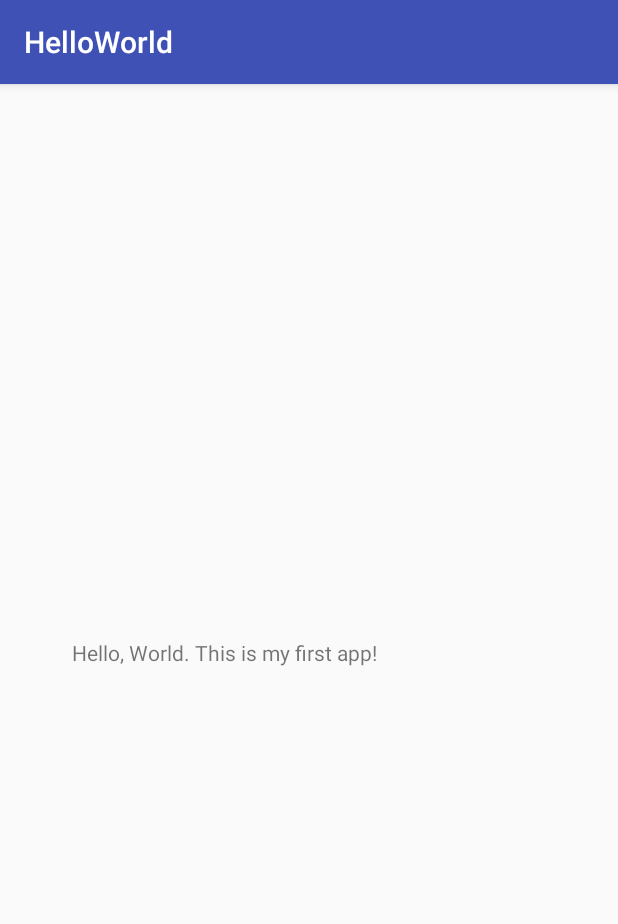
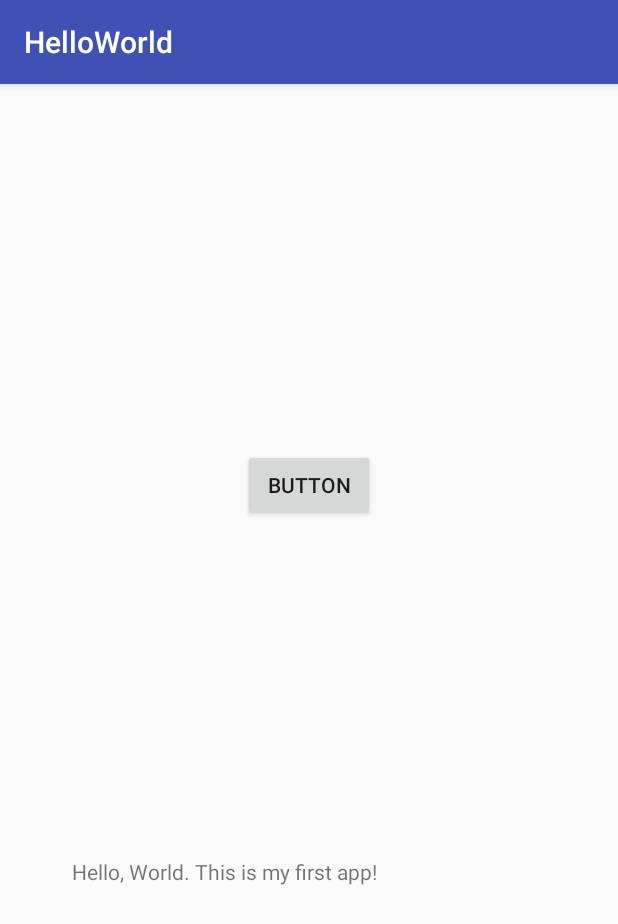
Before and after one commit to bellachip/HelloWorld2, an Android app: the screen it shows after launch (MainActivity), on a phone screen of 412 x 824 dp. Shown: the top 924 px of the screen. Run offline under Robolectric (Android 15) with nearby library versions, the phone set to English and light mode, and no system bars.

Commit message:
Committed changes: - edited constraints for button and textview - added a function that changes the text in the textview when the button is clicked - added an id to the textview

```diff
--- a/app/src/main/java/edu/temple/helloworld/MainActivity.java
+++ b/app/src/main/java/edu/temple/helloworld/MainActivity.java
@@ -2,6 +2,8 @@ package edu.temple.helloworld;
 
 import android.support.v7.app.AppCompatActivity;
 import android.os.Bundle;
+import android.view.View;
+import android.widget.TextView;
 
 public class MainActivity extends AppCompatActivity {
 
@@ -9,5 +11,13 @@ public class MainActivity extends AppCompatActivity {
     protected void onCreate(Bundle savedInstanceState) {
         super.onCreate(savedInstanceState);
         setContentView(R.layout.activity_main);
+
+
+    }
+
+
+    public void buttonClick(View v) {
+        TextView textview = (TextView)findViewById(R.id.text);
+        textview.setText("You have clicked the button");
     }
 }
--- a/app/src/main/res/layout/activity_main.xml
+++ b/app/src/main/res/layout/activity_main.xml
@@ -7,12 +7,33 @@
     tools:context="edu.temple.helloworld.MainActivity">
 
     <TextView
+        android:id="@+id/text"
         android:layout_width="316dp"
         android:layout_height="29dp"
         android:text="@string/my_greeting"
         app:layout_constraintBottom_toBottomOf="parent"
-        app:layout_constraintLeft_toLeftOf="parent"
-        app:layout_constraintRight_toRightOf="parent"
-        app:layout_constraintTop_toTopOf="parent" />
+        app:layout_constraintEnd_toEndOf="parent"
+        app:layout_constraintHorizontal_bias="0.5"
+        app:layout_constraintStart_toStartOf="parent"
+        app:layout_constraintTop_toBottomOf="@+id/button" />
+
+    <Button
+        android:id="@+id/button"
+        android:layout_width="wrap_content"
+        android:layout_height="wrap_content"
+        android:text="Button"
+        android:onClick="buttonClick"
+        app:layout_constraintBottom_toTopOf="@+id/text"
+        app:layout_constraintEnd_toEndOf="parent"
+        app:layout_constraintHorizontal_bias="0.5"
+        app:layout_constraintStart_toStartOf="parent"
+        app:layout_constraintTop_toBottomOf="@+id/guideline" />
+
+    <android.support.constraint.Guideline
+        android:id="@+id/guideline"
+        android:layout_width="wrap_content"
+        android:layout_height="wrap_content"
+        android:orientation="horizontal"
+        app:layout_constraintGuide_begin="20dp" />
 
 </android.support.constraint.ConstraintLayout>
```
